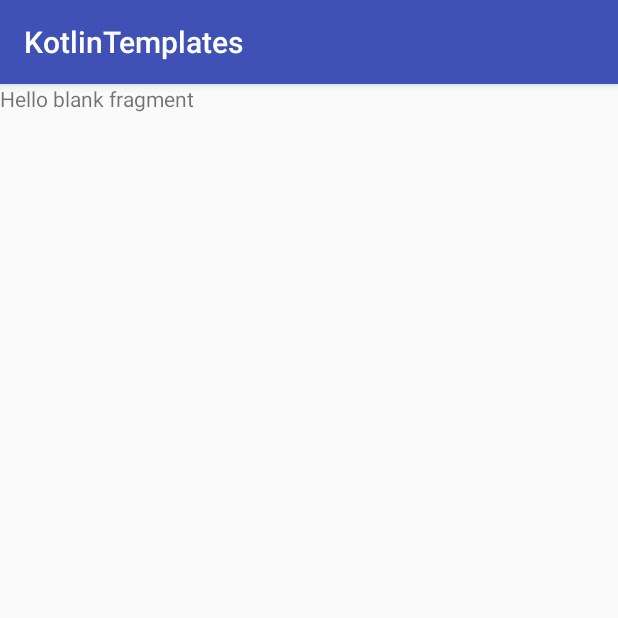
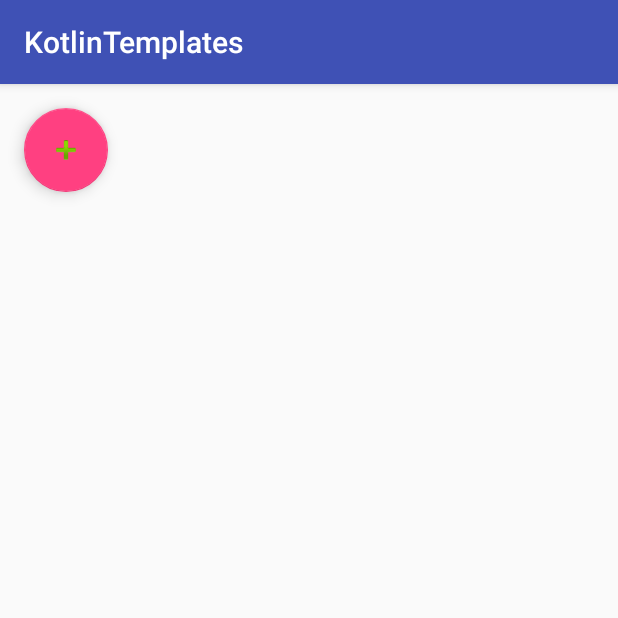
Before and after one commit to chandragithub2014/KotlinTemplates, an Android app: the DiffUtilFragment screen opened directly, with no data from a screen before it, on a phone screen of 412 x 824 dp, the top half of it. Run offline under Robolectric (Android 15) with nearby library versions, the phone set to English and light mode, and no system bars; our stand-ins replace Firebase (no records; nobody signed in at launch, a user with empty details on screens opened directly).

Commit message:
no message

```diff
--- a/KotlinTemplates/app/src/main/java/com/kotlintemplates/DiffUtilList/View/DiffUtilFragment.kt
+++ b/KotlinTemplates/app/src/main/java/com/kotlintemplates/DiffUtilList/View/DiffUtilFragment.kt
@@ -2,7 +2,10 @@ package com.kotlintemplates.DiffUtilList.View
 
 
 import android.os.Bundle
+import android.support.design.widget.FloatingActionButton
 import android.support.v4.app.Fragment
+import android.support.v7.widget.LinearLayoutManager
+import android.support.v7.widget.RecyclerView
 import android.util.Log
 import android.view.LayoutInflater
 import android.view.View
@@ -10,6 +13,8 @@ import android.view.ViewGroup
 import android.widget.MultiAutoCompleteTextView
 import com.google.firebase.database.*
 import com.kotlintemplates.DiffUtilList.Model.DiffUtilModel
+import com.kotlintemplates.Launcher.View.TemplateAdapter
+import com.kotlintemplates.Launcher.interfaces.ClickListener
 
 import com.kotlintemplates.R
 
@@ -24,7 +29,7 @@ private const val ARG_PARAM2 = "param2"
  * create an instance of this fragment.
  *
  */
-class DiffUtilFragment : Fragment() {
+class DiffUtilFragment : Fragment(),ClickListener {
     // TODO: Rename and change types of parameters
     private var param1: String? = null
     private var param2: String? = null
@@ -45,9 +50,11 @@ class DiffUtilFragment : Fragment() {
                               savedInstanceState: Bundle?): View? {
         // Inflate the layout for this fragment
         myView =  inflater.inflate(R.layout.fragment_diff_util, container, false)
+        initViews(myView)
+        setAdapter()
         dataBaseReference.addListenerForSingleValueEvent(object :ValueEventListener{
             override fun onCancelled(p0: DatabaseError) {
-                TODO("not implemented") //To change body of created functions use File | Settings | File Templates.
+
             }
 
             override fun onDataChange(p0: DataSnapshot) {
@@ -57,6 +64,7 @@ class DiffUtilFragment : Fragment() {
                 }
                 if(studentList!!.size>0){
                     Log.d("DiffUtilragment","StudentList Size:::"+studentList!!.size)
+                    diffUtilAdapter.setListInfo(studentList!!)
                     for (i in 0 until studentList!!.size) {
                         val diffUtilModel:DiffUtilModel = studentList!!.get(i)
                         Log.d("DiffUtilFragment",diffUtilModel.registrationId)
@@ -65,15 +73,58 @@ class DiffUtilFragment : Fragment() {
             }
         });
 
+        addList!!.setOnClickListener({
+            populateData()
+        });
+
         return myView
     }
+    private fun populateData(){
+        dataBaseReference.addListenerForSingleValueEvent(object :ValueEventListener{
+            override fun onCancelled(p0: DatabaseError) {
 
+            }
+
+            override fun onDataChange(p0: DataSnapshot) {
+                studentList  = mutableListOf<DiffUtilModel>()
+                for (studentSnapShot in p0!!.getChildren()) {
+                    studentList!!.add(studentSnapShot.getValue(DiffUtilModel::class.java)!!)
+                }
+                if(studentList!!.size>0){
+                    Log.d("DiffUtilragment","StudentList Size:::"+studentList!!.size)
+                    diffUtilAdapter.updateStudentInfo(studentList!!)
+                    for (i in 0 until studentList!!.size) {
+                        val diffUtilModel:DiffUtilModel = studentList!!.get(i)
+                        Log.d("DiffUtilFragment",diffUtilModel.registrationId)
+                    }
+                }
+            }
+        });
+    }
+    private var diffList: RecyclerView?=null;
+    private var addList:FloatingActionButton?=null
+    fun initViews(view:View){
+        diffList = view.findViewById<RecyclerView>(R.id.diffutil_list)
+        addList = view.findViewById<FloatingActionButton>(R.id.fabAddList)
+    }
     fun initFireBase(){
         dataBaseReference = FirebaseDatabase.getInstance().getReference("students")
 
     }
+    lateinit var diffUtilAdapter: DiffUtilAdapter
 
+    private fun setAdapter(){
+        //    launchList!!.adapter(TemplateAdapter(this,this))
+        diffUtilAdapter = DiffUtilAdapter(activity!!.applicationContext,this)
+        val layoutManager = LinearLayoutManager(activity)
+     //   launchList!!.layoutManager = layoutManager
+     //   launchList!!.adapter = templateAdapter
+        //    launchList!!.adapter = TemplateAdapter(activity,this)
+    }
 
+    override fun onClick(itemName: String, position: Int) {
+
+    }
 
     companion object {
         /**
--- a/KotlinTemplates/app/src/main/res/layout/fragment_diff_util.xml
+++ b/KotlinTemplates/app/src/main/res/layout/fragment_diff_util.xml
@@ -1,14 +1,26 @@
 <?xml version="1.0" encoding="utf-8"?>
-<FrameLayout xmlns:android="http://schemas.android.com/apk/res/android"
+<LinearLayout xmlns:android="http://schemas.android.com/apk/res/android"
     xmlns:tools="http://schemas.android.com/tools"
     android:layout_width="match_parent"
     android:layout_height="match_parent"
+    android:orientation="vertical"
     tools:context=".DiffUtilList.View.DiffUtilFragment">
 
-    <!-- TODO: Update blank fragment layout -->
-    <TextView
+    <android.support.v7.widget.RecyclerView
         android:layout_width="match_parent"
-        android:layout_height="match_parent"
-        android:text="@string/hello_blank_fragment" />
+        android:layout_height="wrap_content"
+        android:id="@+id/diffutil_list">
 
-</FrameLayout>
+    </android.support.v7.widget.RecyclerView>
+
+    <android.support.design.widget.FloatingActionButton
+        android:id="@+id/fabAddList"
+        android:layout_width="wrap_content"
+        android:layout_height="wrap_content"
+        android:layout_alignParentBottom="true"
+        android:layout_alignParentEnd="true"
+        android:layout_alignParentRight="true"
+        android:layout_margin="16dp"
+        android:src="@android:drawable/ic_input_add" />
+
+</LinearLayout>
```
Also changed, not shown: KotlinTemplates/app/src/main/java/com/kotlintemplates/DiffUtilList/Model/DiffUtilModel.kt (+9 -0 lines), KotlinTemplates/app/src/main/java/com/kotlintemplates/DiffUtilList/View/DiffUtilAdapter.kt (+14 -5 lines).
